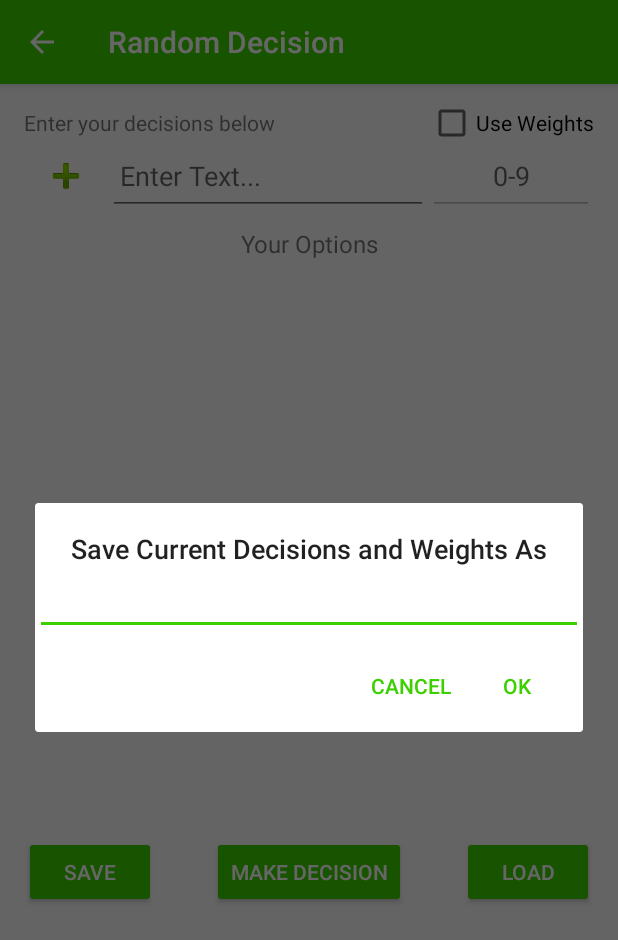
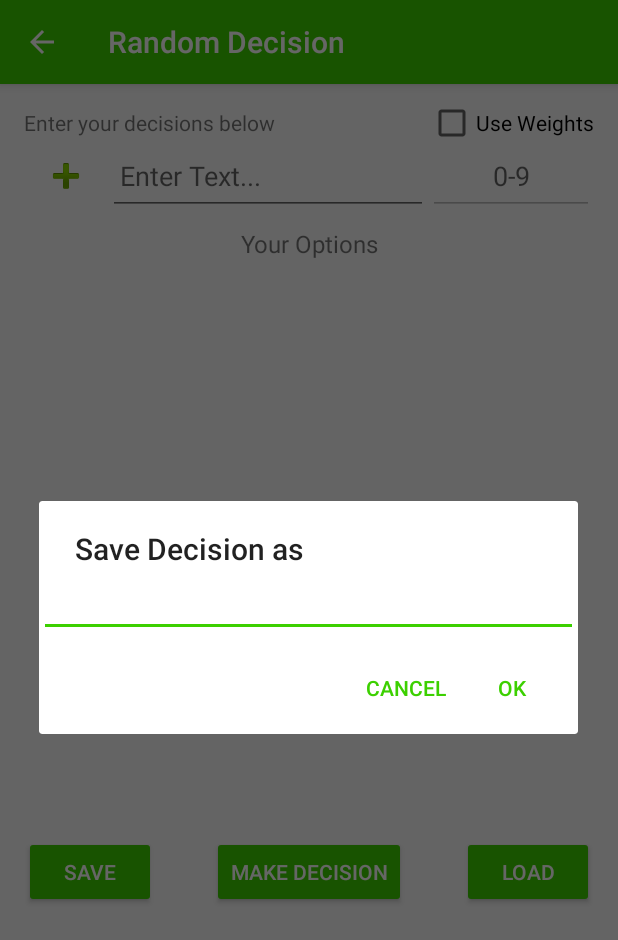
Before and after one commit to dkern27/Snappy-Decisions, an Android app: the RandomDecisionActivity screen opened directly, with no data from a screen before it, after a tap on "SAVE", on a phone screen of 412 x 824 dp. Shown: the top 940 px of the screen. Run offline under Robolectric (Android 15) with nearby library versions, the phone set to English and light mode, and no system bars.

Commit message:
Changed save text, added toast when no load options, changed normal to random decision for xml

```diff
--- a/app/src/main/java/csci448/appigators/snappydecisions/RandomDecisionActivity.java
+++ b/app/src/main/java/csci448/appigators/snappydecisions/RandomDecisionActivity.java
@@ -78,7 +78,7 @@ public class RandomDecisionActivity extends AppCompatActivity
     protected void onCreate(Bundle savedInstanceState)
     {
         super.onCreate(savedInstanceState);
-        setContentView(R.layout.activity_normal_decision);
+        setContentView(R.layout.activity_random_decision);
 
         Context context = getApplicationContext();
         mDatabase = new SnappyDecisionsBaseHelper(context).getWritableDatabase();
@@ -153,11 +153,11 @@ public class RandomDecisionActivity extends AppCompatActivity
     /**
      * Handles save options
      * Opens window to take a name to save decision by
-     * Checks if name is valid and saved to database
+     * Checks if name is valid and saves to database
      */
     private void showSaveDialogue(){
         AlertDialog.Builder builder = new AlertDialog.Builder(this);
-        builder.setTitle("Save Current Decisions and Weights As");
+        builder.setTitle("Save Decision as");
 
         final EditText input = new EditText(this);
         input.setInputType(InputType.TYPE_CLASS_TEXT);
@@ -204,11 +204,17 @@ public class RandomDecisionActivity extends AppCompatActivity
         PopupMenu loadMenu = new PopupMenu(RandomDecisionActivity.this, v);
 
         ArrayList<String> names = getDecisionNames();
+
+        if(names.isEmpty())
+        {
+            Toast.makeText(this, "No decisions to load", Toast.LENGTH_SHORT).show();
+            return;
+        }
+
         for (String s : names)
         {
             loadMenu.getMenu().add(s);
         }
-
         loadMenu.setOnMenuItemClickListener(new PopupMenu.OnMenuItemClickListener() {
             @Override
             public boolean onMenuItemClick(MenuItem item)
```
Also changed, not shown: app/src/main/res/layout/activity_random_decision.xml (renamed from app/src/main/res/layout/activity_normal_decision.xml).
